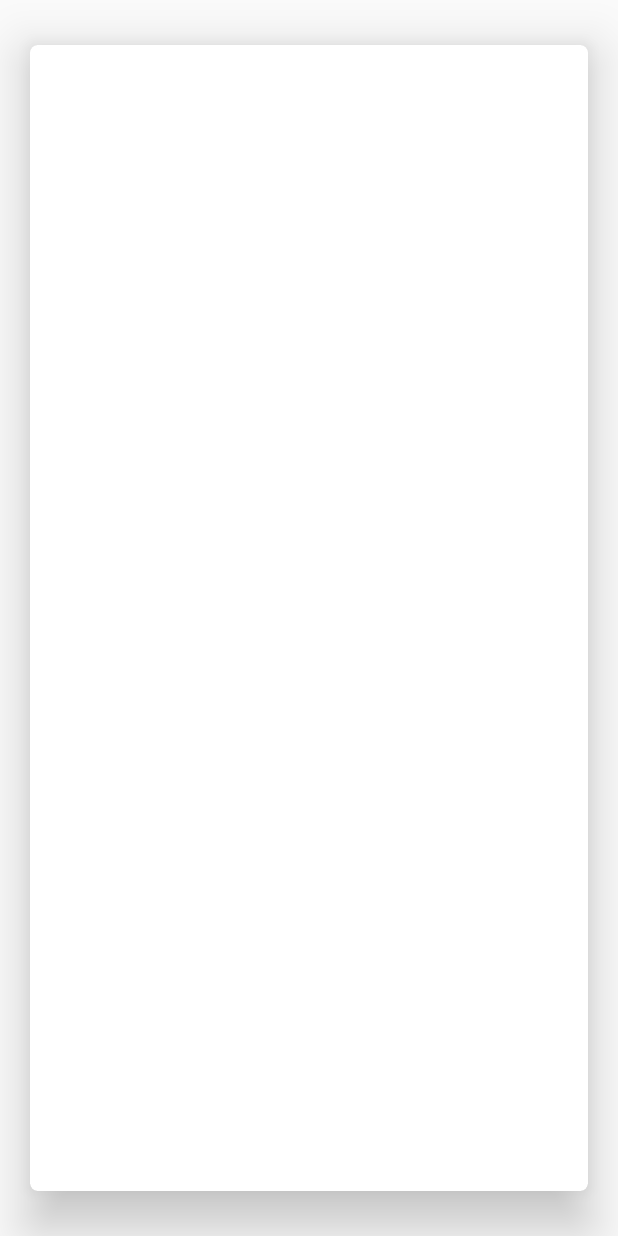
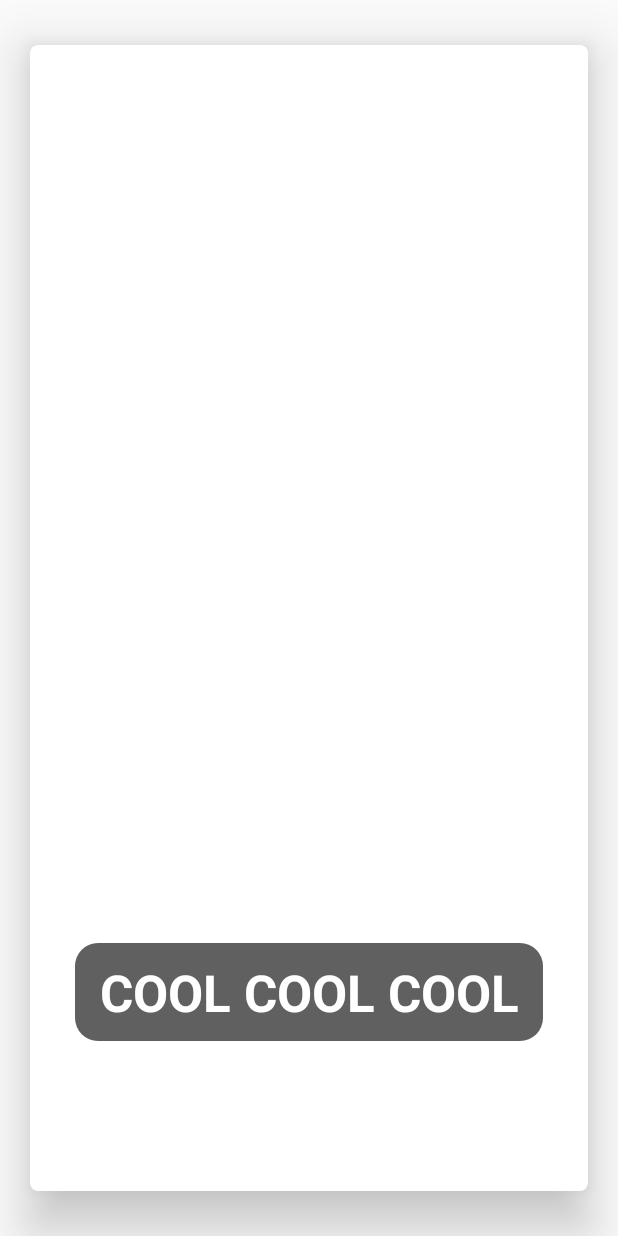
Before and after one commit to naveenshukla/Effervescence, an Android app: the layout item.xml on its own in the app's theme, with its tools: preview values and no code run, on a phone screen of 412 x 824 dp. Run offline under Robolectric (Android 15) with nearby library versions, the phone set to English and light mode, and no system bars; network calls fail.

Commit message:
Changed InfiniteVP Layout

```diff
--- a/app/src/main/java/com/naveen/effervescence/Adapters/HorizontalPagerAdapter.java
+++ b/app/src/main/java/com/naveen/effervescence/Adapters/HorizontalPagerAdapter.java
@@ -184,7 +184,7 @@ public class HorizontalPagerAdapter extends PagerAdapter{
 
     private int getDrawable(String string) {
         Resources resources = mContext.getResources();
-        final int resourceId = resources.getIdentifier( string + "2" , "mipmap",
+        final int resourceId = resources.getIdentifier( string , "mipmap",
                 mContext.getPackageName());
         if(resourceId!=0){
             return resourceId;
--- a/app/src/main/java/com/naveen/effervescence/Adapters/VerticalPagerAdapter.java
+++ b/app/src/main/java/com/naveen/effervescence/Adapters/VerticalPagerAdapter.java
@@ -11,6 +11,7 @@ import android.view.LayoutInflater;
 import android.view.View;
 import android.view.ViewGroup;
 import android.widget.ImageView;
+import android.widget.TextView;
 
 import com.naveen.effervescence.Activities.EventDetailActivity;
 import com.naveen.effervescence.R;
@@ -46,7 +47,9 @@ public class VerticalPagerAdapter extends PagerAdapter{
     public Object instantiateItem(final ViewGroup container, final int position) {
         final View view = mLayoutInflater.inflate(R.layout.item, container, false);
         final ImageView eventImageView = (ImageView) view.findViewById(R.id.eventImageInCategory);
+        final TextView tv =  (TextView) view.findViewById(R.id.eventNameTV);
         eventImageView.setImageResource(events.get(position).getImage_drawable());
+        tv.setText(events.get(position).getEventName());
         eventImageView.setOnClickListener(new View.OnClickListener() {
             @Override
             public void onClick(View view) {
--- a/app/src/main/res/drawable/round_textview.xml
+++ b/app/src/main/res/drawable/round_textview.xml
@@ -1,7 +1,7 @@
 <?xml version="1.0" encoding="utf-8"?>
 <shape xmlns:android="http://schemas.android.com/apk/res/android"
     android:shape="rectangle">
-    <solid android:color="@color/md_red_900" />
+    <solid android:color="@color/transparent2" />
     <corners android:radius="15dp" />
     <padding
         android:left="15dp"
--- a/app/src/main/res/layout/item.xml
+++ b/app/src/main/res/layout/item.xml
@@ -13,14 +13,38 @@
         app:cardCornerRadius="5dp"
         app:cardElevation="20dp">
 
+        <RelativeLayout
+            android:layout_width="match_parent"
+            android:layout_height="match_parent">
+
             <ImageView
                 android:id="@+id/eventImageInCategory"
                 android:layout_width="match_parent"
                 android:layout_height="match_parent"
-            android:scaleType="centerCrop"
+                android:scaleType="fitXY"
                 android:transitionName="ima"
                 android:adjustViewBounds="true"
                 android:layout_gravity="center"/>
+
+            <TextView
+                android:layout_width="match_parent"
+                android:layout_height="wrap_content"
+                android:id="@+id/eventNameTV"
+                android:text="cool cool cool"
+                android:gravity="center"
+                android:padding="10dp"
+                android:background="@drawable/round_textview"
+                android:textColor="@color/md_white_1000"
+                android:layout_marginBottom="100dp"
+                android:layout_marginLeft="30dp"
+                android:layout_marginRight="30dp"
+                android:textStyle="bold"
+                android:textAllCaps="true"
+                android:layout_alignParentBottom="true"
+                android:layout_centerHorizontal="true"
+                android:textAppearance="@style/TextAppearance.AppCompat.Display1" />
+
+        </RelativeLayout>
 
     </android.support.v7.widget.CardView>
 
--- a/app/src/main/res/values/colors.xml
+++ b/app/src/main/res/values/colors.xml
@@ -8,6 +8,8 @@
     <color name="holoreddark">#ffcc0000</color>
     <color name="white">#ffffff</color>
     <color name="transparent">#00000000</color>
+
+    <color name="transparent2">#9f000000</color>
 
     <color name="md_red_50">#FFEBEE</color>
     <color name="md_red_100">#FFCDD2</color>
```
Also changed, not shown: gradle.properties (+0 -8 lines). Lines whose indentation alone changed are shown as unchanged.
